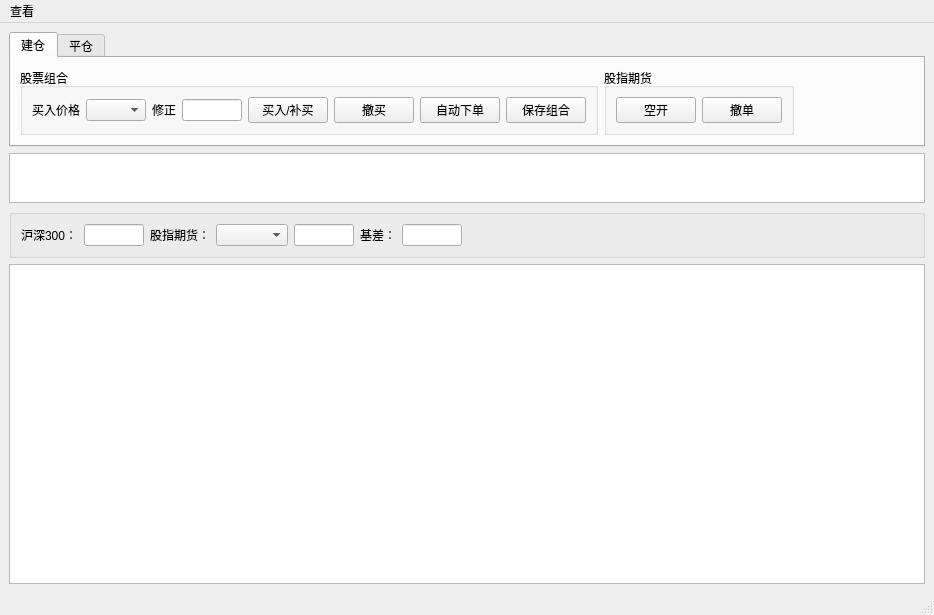
The window that easytrader/tradeui.ui (unit-xx/xfiles) describes before a commit, drawn with Qt 5.
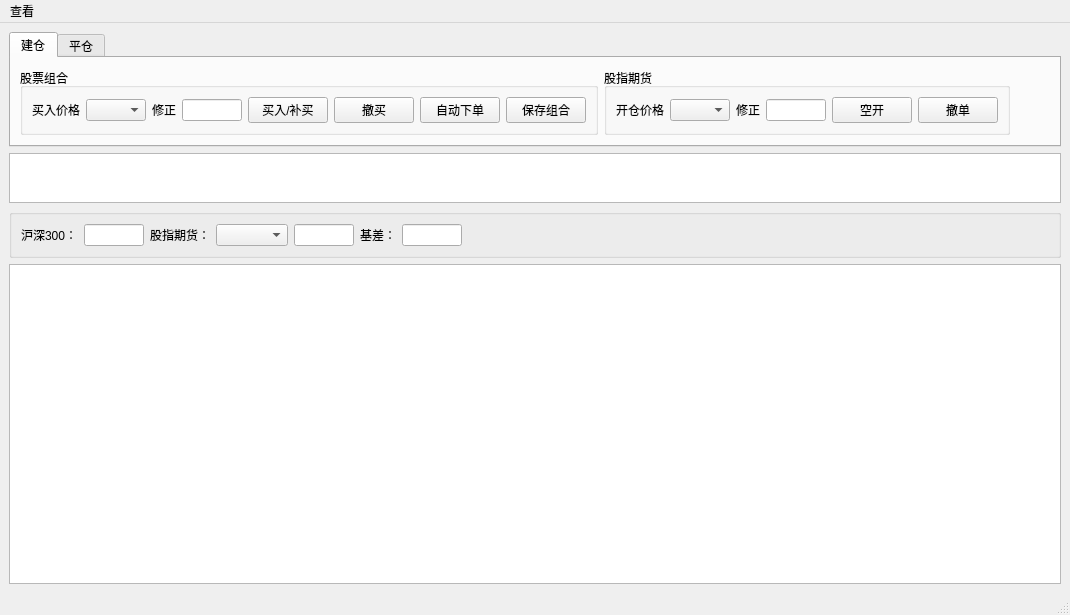
The same window after the commit.

The edit to the form file:
```diff
--- a/easytrader/tradeui.ui
+++ b/easytrader/tradeui.ui
@@ -138,20 +138,66 @@
            <string>股指期货</string>
           </property>
           <layout class="QGridLayout" name="gridLayout_7">
-           <item row="0" column="0">
+           <item row="0" column="5">
             <widget class="QPushButton" name="pushButton">
              <property name="text">
               <string>空开</string>
              </property>
             </widget>
            </item>
-           <item row="0" column="1">
+           <item row="0" column="6">
             <widget class="QPushButton" name="pushButton_2">
              <property name="text">
               <string>撤单</string>
              </property>
             </widget>
            </item>
+           <item row="0" column="4">
+            <widget class="QLineEdit" name="pricefixbuy_2">
+             <property name="sizePolicy">
+              <sizepolicy hsizetype="Minimum" vsizetype="Fixed">
+               <horstretch>0</horstretch>
+               <verstretch>0</verstretch>
+              </sizepolicy>
+             </property>
+             <property name="maximumSize">
+              <size>
+               <width>60</width>
+               <height>16777215</height>
+              </size>
+             </property>
+            </widget>
+           </item>
+           <item row="0" column="2">
+            <widget class="QLabel" name="label_9">
+             <property name="text">
+              <string>修正</string>
+             </property>
+            </widget>
+           </item>
+           <item row="0" column="1">
+            <widget class="QComboBox" name="pricepolicybuy_2">
+             <property name="sizePolicy">
+              <sizepolicy hsizetype="Fixed" vsizetype="Fixed">
+               <horstretch>0</horstretch>
+               <verstretch>0</verstretch>
+              </sizepolicy>
+             </property>
+             <property name="maximumSize">
+              <size>
+               <width>60</width>
+               <height>16777215</height>
+              </size>
+             </property>
+            </widget>
+           </item>
+           <item row="0" column="0">
+            <widget class="QLabel" name="label_8">
+             <property name="text">
+              <string>开仓价格</string>
+             </property>
+            </widget>
+           </item>
           </layout>
          </widget>
         </item>
@@ -295,20 +341,66 @@
            <string>股指期货</string>
           </property>
           <layout class="QGridLayout" name="gridLayout_8">
-           <item row="0" column="0">
+           <item row="0" column="5">
             <widget class="QPushButton" name="pushButton_3">
              <property name="text">
               <string>空平</string>
              </property>
             </widget>
            </item>
-           <item row="0" column="1">
+           <item row="0" column="6">
             <widget class="QPushButton" name="pushButton_4">
              <property name="text">
               <string>撤单</string>
              </property>
             </widget>
            </item>
+           <item row="0" column="4">
+            <widget class="QLineEdit" name="pricefixsell_2">
+             <property name="sizePolicy">
+              <sizepolicy hsizetype="Minimum" vsizetype="Fixed">
+               <horstretch>0</horstretch>
+               <verstretch>0</verstretch>
+              </sizepolicy>
+             </property>
+             <property name="maximumSize">
+              <size>
+               <width>60</width>
+               <height>16777215</height>
+              </size>
+             </property>
+            </widget>
+           </item>
+           <item row="0" column="2">
+            <widget class="QComboBox" name="pricepolicysell_2">
+             <property name="sizePolicy">
+              <sizepolicy hsizetype="Fixed" vsizetype="Fixed">
+               <horstretch>0</horstretch>
+               <verstretch>0</verstretch>
+              </sizepolicy>
+             </property>
+             <property name="maximumSize">
+              <size>
+               <width>60</width>
+               <height>16777215</height>
+              </size>
+             </property>
+            </widget>
+           </item>
+           <item row="0" column="1">
+            <widget class="QLabel" name="label_10">
+             <property name="text">
+              <string>平仓价格</string>
+             </property>
+            </widget>
+           </item>
+           <item row="0" column="3">
+            <widget class="QLabel" name="label_11">
+             <property name="text">
+              <string>修正</string>
+             </property>
+            </widget>
+           </item>
           </layout>
          </widget>
         </item>
```
